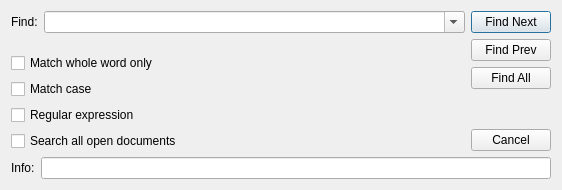
The window that liteidex/src/plugins/codesearch/editorsearchdialog.ui (seanxyh/liteide) describes before a commit, drawn with Qt 5.
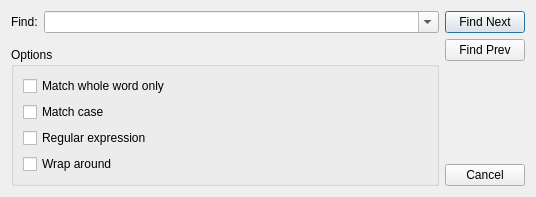
The same window after the commit.

Commit message: codesearch plugin: find

Patch:
```diff
--- a/liteidex/src/plugins/codesearch/editorsearchdialog.ui
+++ b/liteidex/src/plugins/codesearch/editorsearchdialog.ui
@@ -6,19 +6,15 @@
    <rect>
     <x>0</x>
     <y>0</y>
-    <width>562</width>
-    <height>190</height>
+    <width>536</width>
+    <height>197</height>
    </rect>
   </property>
   <property name="windowTitle">
    <string>Search</string>
   </property>
-  <layout class="QVBoxLayout" name="verticalLayout_4">
-   <item>
     <layout class="QHBoxLayout" name="horizontalLayout_2">
      <item>
-      <layout class="QVBoxLayout" name="verticalLayout_2">
-       <item>
         <layout class="QVBoxLayout" name="verticalLayout">
          <item>
           <layout class="QHBoxLayout" name="horizontalLayout">
@@ -57,6 +53,12 @@
            </property>
           </spacer>
          </item>
+     <item>
+      <widget class="QGroupBox" name="groupBox">
+       <property name="title">
+        <string>Options</string>
+       </property>
+       <layout class="QVBoxLayout" name="verticalLayout_4">
          <item>
           <widget class="QCheckBox" name="matchWordCheckBox">
            <property name="text">
@@ -79,13 +81,14 @@
           </widget>
          </item>
          <item>
-          <widget class="QCheckBox" name="allEditorCheckBox">
+         <widget class="QCheckBox" name="wrapAroundCheckBox">
            <property name="text">
-            <string>Search all open documents</string>
+           <string>Wrap around</string>
            </property>
           </widget>
          </item>
         </layout>
+      </widget>
        </item>
       </layout>
      </item>
@@ -105,13 +108,6 @@
          </property>
         </widget>
        </item>
-       <item>
-        <widget class="QPushButton" name="findAllPushButton">
-         <property name="text">
-          <string>Find All</string>
-         </property>
-        </widget>
-       </item>
        <item>
         <spacer name="verticalSpacer">
          <property name="orientation">
@@ -129,26 +125,6 @@
         <widget class="QPushButton" name="cancelPushButton">
          <property name="text">
           <string>Cancel</string>
-         </property>
-        </widget>
-       </item>
-      </layout>
-     </item>
-    </layout>
-   </item>
-   <item>
-    <layout class="QHBoxLayout" name="horizontalLayout_3">
-     <item>
-      <widget class="QLabel" name="label_2">
-       <property name="text">
-        <string>Info:</string>
-       </property>
-      </widget>
-     </item>
-     <item>
-      <widget class="QLineEdit" name="infoLineEdit">
-       <property name="readOnly">
-        <bool>true</bool>
        </property>
       </widget>
      </item>
```
Left out of the diff: 2 changed lines with no effect on the pictures. Lines whose indentation alone changed are shown as unchanged. The commit also changes 9 other files.
